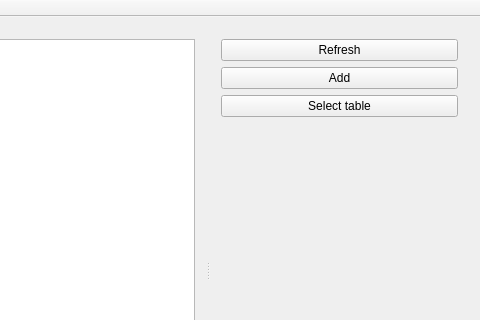
The window that mainwindow.ui (kurofand/Schwarze-feder) describes before a commit, drawn with Qt 5; both pictures show x 472 to 952 and y 0 to 320 of the 952 by 545 pixel window.
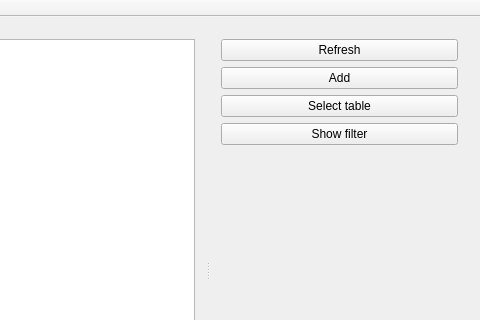
The same window after the commit.

What changed in the file:
```diff
--- a/mainwindow.ui
+++ b/mainwindow.ui
@@ -65,6 +65,13 @@
             </property>
            </widget>
           </item>
+          <item>
+           <widget class="QPushButton" name="pbFilter">
+            <property name="text">
+             <string>Show filter</string>
+            </property>
+           </widget>
+          </item>
          </layout>
         </item>
         <item>
```
